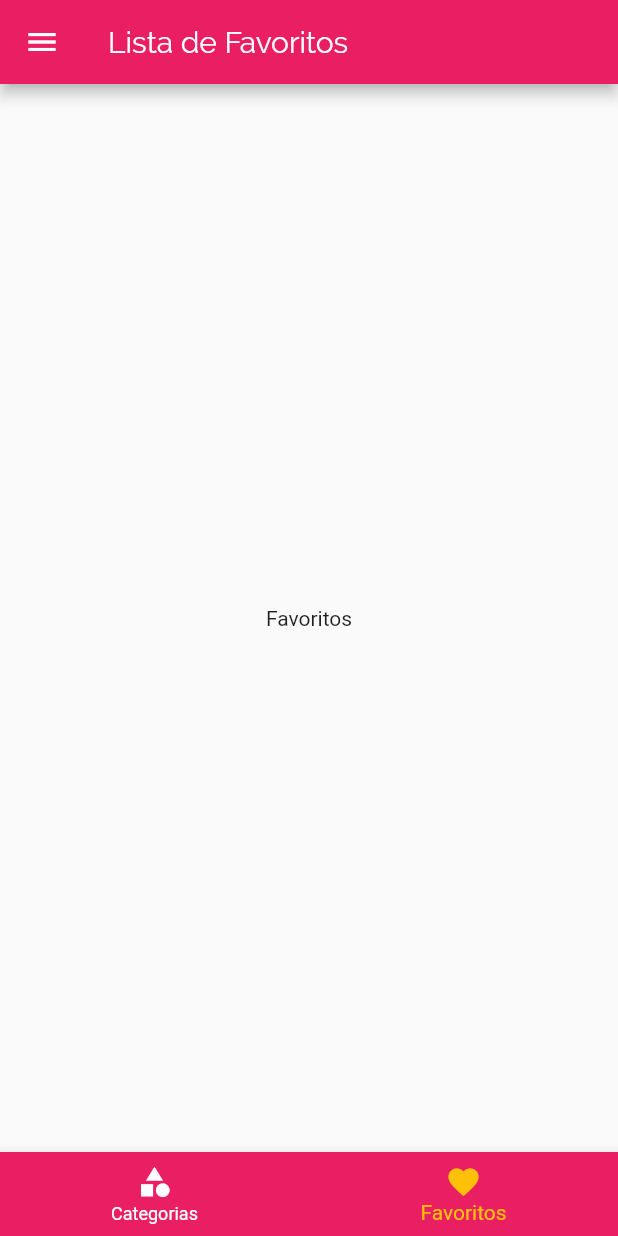
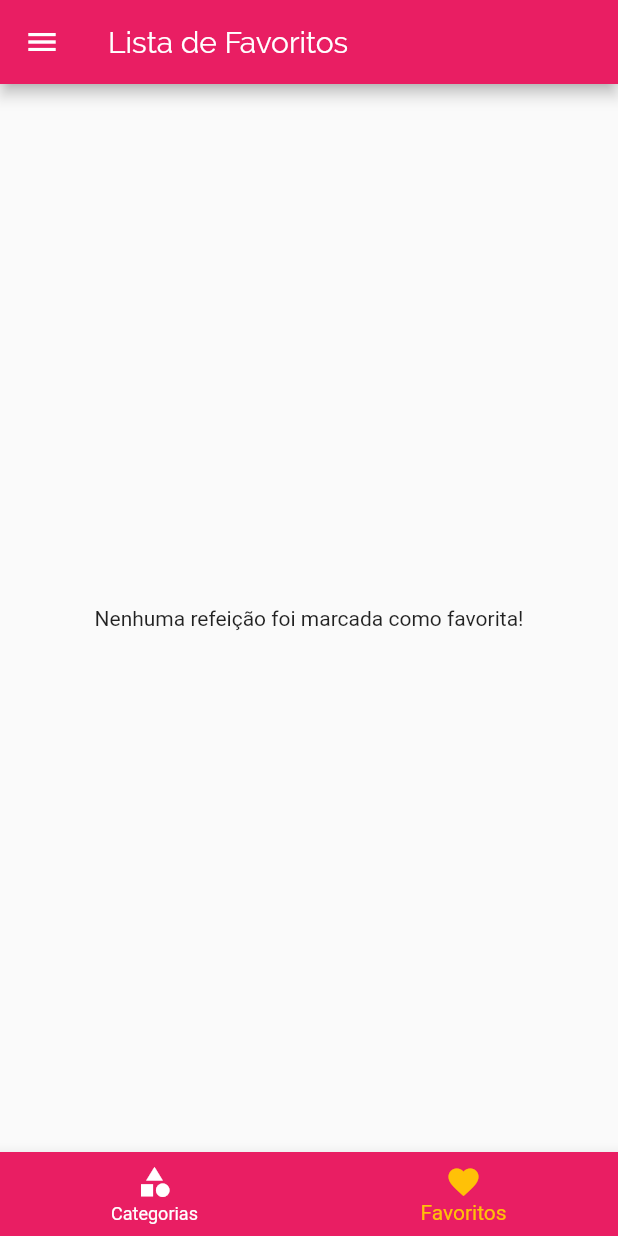
Before and after one commit to DIMAAGR/curso_flutter_cod3r, a Flutter app: the screen it shows after launch, item 2 of the bottom bar chosen, on a phone screen of 412 x 824 dp. Run offline on Flutter 3.47's test engine with Material 2 defaults, Android fonts, the phone set to English and light mode, and no system bars.

```diff
--- a/lib/main.dart
+++ b/lib/main.dart
@@ -19,6 +19,7 @@ class _MyAppState extends State<MyApp> {
 
   Filters filters = Filters();
   List<Meal> _availableMeals = DUMMY_MEALS;
+  List<Meal> _favoriteMeals = [];
 
   void _filterMeals(Filters settings){
     setState(() {
@@ -32,6 +33,19 @@ class _MyAppState extends State<MyApp> {
 
       }).toList();
     });
+  }
+
+  void _toggleFavorite(Meal meal){
+    setState(() {
+    _favoriteMeals.contains(meal)
+    ? _favoriteMeals.remove(meal)
+    : _favoriteMeals.add(meal);
+
+    });
+  }
+  bool _isFavorite(Meal meal){
+    return _favoriteMeals.contains(meal);
+
   }
 
   @override
@@ -50,9 +64,9 @@ class _MyAppState extends State<MyApp> {
         )
       ),
       routes: {
-        AppRoutes.HOME : (ctx) => TabScreen(),
+        AppRoutes.HOME : (ctx) => TabScreen(_favoriteMeals),
         AppRoutes.CATEGORIES_MEALS : (ctx) => CategoriesMealsScreen(_availableMeals),
-        AppRoutes.MEAL_DETAIL: (ctx) => MealDetailScreen(),
+        AppRoutes.MEAL_DETAIL: (ctx) => MealDetailScreen(_toggleFavorite, _isFavorite),
         AppRoutes.SETTINGS: (ctx) => SettingsScreen(filters, _filterMeals),
       },
     );
--- a/lib/screens/favorite_screen.dart
+++ b/lib/screens/favorite_screen.dart
@@ -1,8 +1,20 @@
 import 'package:flutter/material.dart';
+import 'package:meals/components/meal_item.dart';
+import 'package:meals/models/meal.dart';
 
 class FavoriteScreen extends StatelessWidget {
+  final List<Meal> favoriteMeals;
+
+  const FavoriteScreen(this.favoriteMeals);
+
   @override
   Widget build(BuildContext context) {
-    return Center(child: Text('Favoritos'));
+    if(favoriteMeals.isEmpty){
+      return Center(child: Text('Nenhuma refeição foi marcada como favorita!'));}
+      else {
+        return ListView.builder(
+          itemCount: favoriteMeals.length,
+          itemBuilder:(ctx, index) => MealItem(favoriteMeals[index]));
+          }
+      }
   }
-}
--- a/lib/screens/tabs_screen.dart
+++ b/lib/screens/tabs_screen.dart
@@ -2,18 +2,29 @@ import 'package:flutter/material.dart';
 import 'package:meals/screens/categories_screen.dart';
 import 'package:meals/screens/favorite_screen.dart';
 import 'package:meals/components/main_drawer.dart';
+import 'package:meals/models/meal.dart';
 
 class TabScreen extends StatefulWidget {
+  final List<Meal> favoriteMeals;
+
+  const TabScreen(this.favoriteMeals);
+
   @override
   _TabScreenState createState() => _TabScreenState();
 }
 
 class _TabScreenState extends State<TabScreen> {
   int _selectedScreenIndex = 0;
-  final List<Map<String, Object>> _screens = [
+  List<Map<String, Object>> _screens;
+
+  @override
+  void initState(){
+    super.initState();
+    _screens = [
     {'Title': 'Lista de Categorias', 'Screen' : CategoriesScreen()},
-    {'Title': 'Lista de Favoritos', 'Screen': FavoriteScreen()},
+    {'Title': 'Lista de Favoritos', 'Screen': FavoriteScreen(widget.favoriteMeals)},
   ];
+  }
 
   _selectScreen(int index){
     setState(() {
```
Also changed, not shown: lib/screens/meal_detail_screen.dart (+9 -2 lines).
